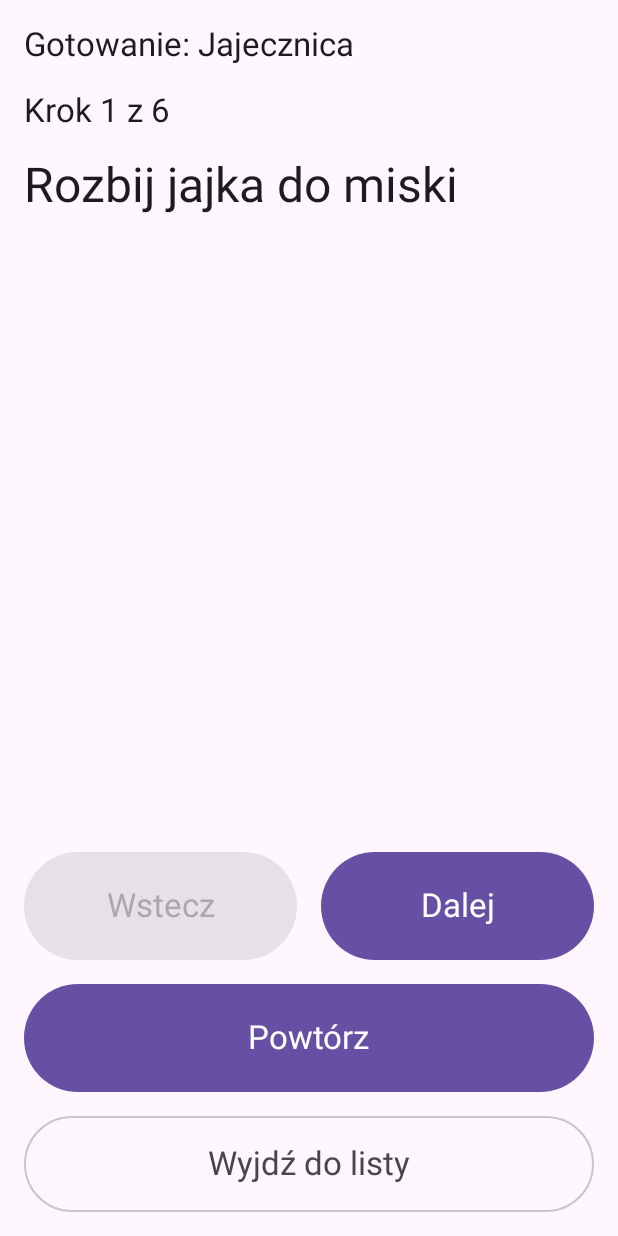
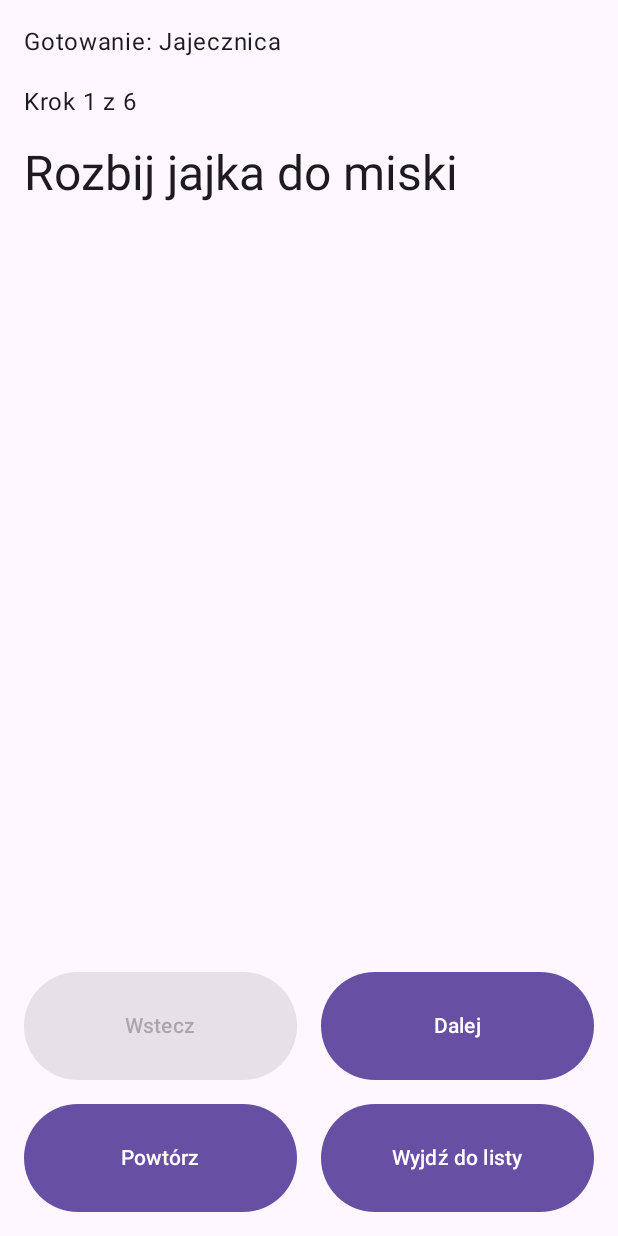
Before and after one commit to lvk4z/Cooking-Assistant, an Android app built with Jetpack Compose: the screen it shows after launch (MainActivity), after a tap on "Jajecznica", on a phone screen of 412 x 824 dp. Run offline under Robolectric (Android 15) with nearby library versions, the phone set to English and light mode, and no system bars; our stand-ins replace Navigation 3.

Commit message:
Refactor UI components in Cooking and Recipe List screens for improved readability and maintainability; add gradle-daemon-jvm.properties for toolchain configuration

```diff
--- a/app/src/main/java/com/example/cookingassistant/ui/screens/CookingScreen.kt
+++ b/app/src/main/java/com/example/cookingassistant/ui/screens/CookingScreen.kt
@@ -11,7 +11,6 @@ import androidx.compose.foundation.rememberScrollState
 import androidx.compose.foundation.verticalScroll
 import androidx.compose.material3.Button
 import androidx.compose.material3.MaterialTheme
-import androidx.compose.material3.OutlinedButton
 import androidx.compose.material3.Text
 import androidx.compose.runtime.Composable
 import androidx.compose.runtime.DisposableEffect
@@ -71,16 +70,14 @@ fun CookingScreen(
                 verticalArrangement = Arrangement.spacedBy(16.dp)
             ) {
                 Text(
-                    text = stringResource(R.string.cooking_title, state.recipe.title),
-                    style = MaterialTheme.typography.titleLarge
+                    text = stringResource(R.string.cooking_title, state.recipe.title)
                 )
                 Text(
                     text = stringResource(
                         R.string.cooking_step_progress,
                         state.currentStepIndex + 1,
                         state.recipe.steps.size
-                    ),
-                    style = MaterialTheme.typography.titleLarge
+                    )
                 )
                 Text(
                     text = step.text,
@@ -91,8 +88,7 @@ fun CookingScreen(
                         maximumFractionDigits = 2
                     }.format(seconds / 60.0)
                     Text(
-                        text = stringResource(R.string.cooking_step_time, minutes),
-                        style = MaterialTheme.typography.titleLarge
+                        text = stringResource(R.string.cooking_step_time, minutes)
                     )
                 }
             }
@@ -108,10 +104,7 @@ fun CookingScreen(
                     .weight(1f)
                     .heightIn(min = 72.dp)
             ) {
-                Text(
-                    text = stringResource(R.string.cooking_previous_step),
-                    style = MaterialTheme.typography.titleLarge
-                )
+                Text(text = stringResource(R.string.cooking_previous_step))
             }
             Button(
                 onClick = onNextStep,
@@ -120,37 +113,34 @@ fun CookingScreen(
                     .weight(1f)
                     .heightIn(min = 72.dp)
             ) {
-                Text(
-                    text = stringResource(R.string.cooking_next_step),
-                    style = MaterialTheme.typography.titleLarge
-                )
+                Text(text = stringResource(R.string.cooking_next_step))
             }
         }
+        Row(
+            modifier = Modifier
+                .fillMaxWidth(),
+            horizontalArrangement = Arrangement.spacedBy(16.dp)
+        ) {
             Button(
                 onClick = { ttsManager?.speak(step.text) },
                 enabled = ttsManager != null,
                 modifier = Modifier
-                .fillMaxWidth()
+                    .weight(1f)
                     .heightIn(min = 72.dp)
             ) {
-            Text(
-                text = stringResource(R.string.cooking_repeat_step),
-                style = MaterialTheme.typography.titleLarge
-            )
+                Text(text = stringResource(R.string.cooking_repeat_step))
             }
-        OutlinedButton(
+            Button(
                 onClick = {
                     ttsManager?.stop()
                     onExit()
                 },
                 modifier = Modifier
-                .fillMaxWidth()
-                .heightIn(min = 64.dp)
+                    .weight(1f)
+                    .heightIn(min = 72.dp)
             ) {
-            Text(
-                text = stringResource(R.string.cooking_exit),
-                style = MaterialTheme.typography.titleLarge
-            )
+                Text(text = stringResource(R.string.cooking_exit))
             }
         }
     }
+}
--- a/app/src/main/java/com/example/cookingassistant/ui/screens/RecipeListScreen.kt
+++ b/app/src/main/java/com/example/cookingassistant/ui/screens/RecipeListScreen.kt
@@ -1,6 +1,6 @@
 package com.example.cookingassistant.ui.screens
 
-import androidx.compose.foundation.layout.Arrangement
+import androidx.compose.foundation.clickable
 import androidx.compose.foundation.layout.Column
 import androidx.compose.foundation.layout.PaddingValues
 import androidx.compose.foundation.layout.fillMaxSize
@@ -8,8 +8,6 @@ import androidx.compose.foundation.layout.fillMaxWidth
 import androidx.compose.foundation.layout.padding
 import androidx.compose.foundation.lazy.LazyColumn
 import androidx.compose.foundation.lazy.items
-import androidx.compose.material3.Card
-import androidx.compose.material3.MaterialTheme
 import androidx.compose.material3.Text
 import androidx.compose.runtime.Composable
 import androidx.compose.ui.Modifier
@@ -27,25 +25,20 @@ fun RecipeListScreen(
     Column(modifier = modifier.fillMaxSize()) {
         Text(
             text = stringResource(R.string.recipe_list_title),
-            modifier = Modifier.padding(16.dp),
-            style = MaterialTheme.typography.headlineMedium
+            modifier = Modifier.padding(16.dp)
         )
         LazyColumn(
             modifier = Modifier.weight(1f),
-            contentPadding = PaddingValues(16.dp),
-            verticalArrangement = Arrangement.spacedBy(8.dp)
+            contentPadding = PaddingValues(horizontal = 16.dp)
         ) {
             items(items = recipes, key = { it.id }) { recipe ->
-                Card(
-                    onClick = { onRecipeClick(recipe.id) },
-                    modifier = Modifier.fillMaxWidth()
-                ) {
-                    Text(
-                        text = recipe.title,
-                        modifier = Modifier.padding(16.dp),
-                        style = MaterialTheme.typography.titleMedium
-                    )
-                }
+                Text(
+                    text = recipe.title,
+                    modifier = Modifier
+                        .fillMaxWidth()
+                        .clickable { onRecipeClick(recipe.id) }
+                        .padding(vertical = 20.dp)
+                )
             }
         }
     }
```
Also changed, not shown: 2 other files. Lines whose indentation alone changed are shown as unchanged.
